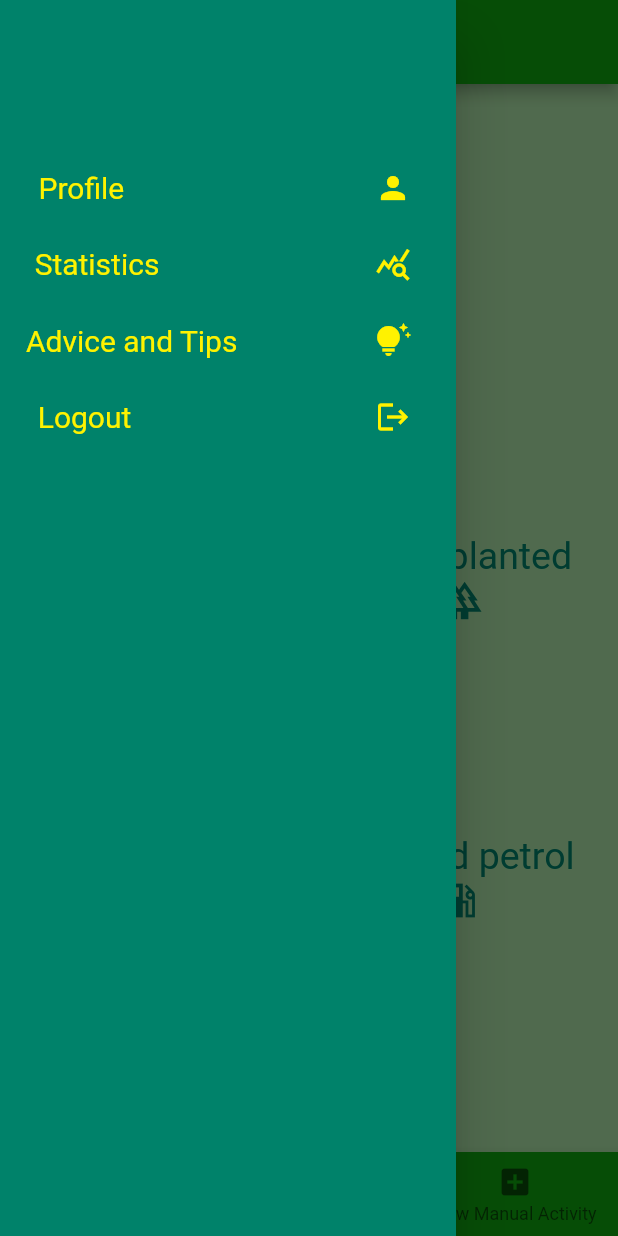
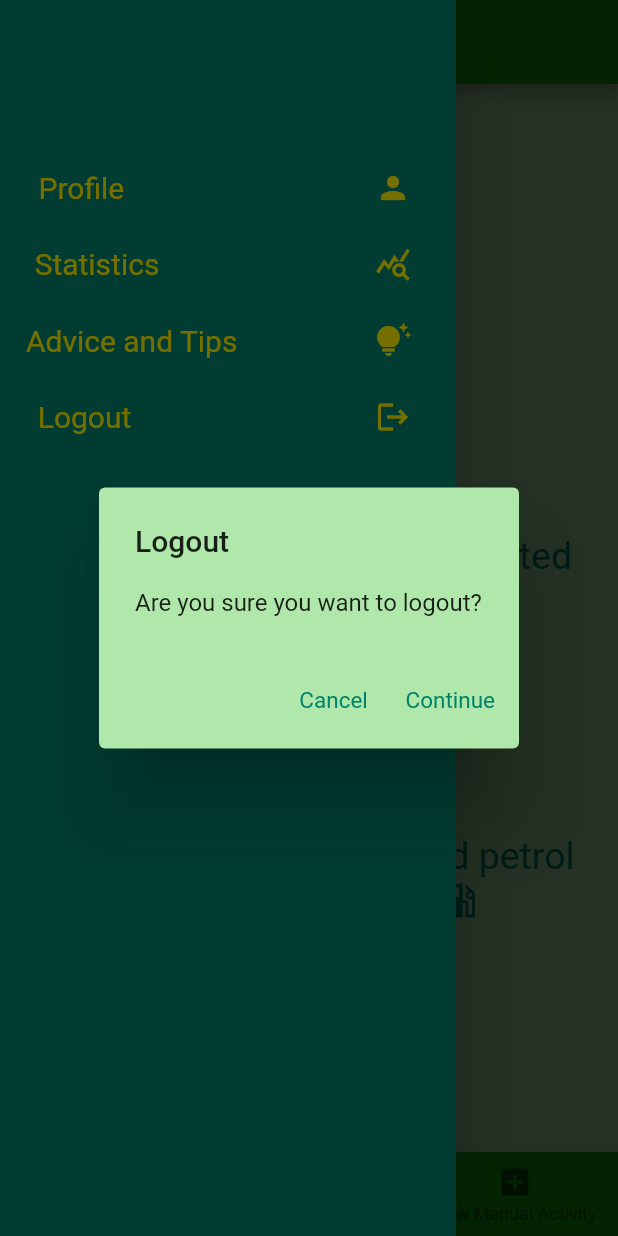
Before and after one commit to AndreaCorrado00/My_project, a Flutter app: the HomePageState screen opened directly, in the side drawer, after a tap on "Logout", on a phone screen of 412 x 824 dp. Run offline on Flutter 3.47's test engine with Material 2 defaults, Android fonts, the phone set to English and light mode, and no system bars; our stand-ins replace flutter_login; Roboto replaces fonts that are missing (Quicksand).

Commit message:
Handled logout

```diff
--- a/my_project/lib/screens/AddActivity.dart
+++ b/my_project/lib/screens/AddActivity.dart
@@ -69,15 +69,15 @@ class AddActivity extends State<AddActivityState> {
             print(index);
             //if(index!=1){index=1;}
 
-                  Navigator.push(context,MaterialPageRoute(builder: (context) => HomePageState()));
+                  Navigator.of(context).pushReplacement(MaterialPageRoute(builder: (context) => const HomePageState ()));
               //break;
             case 1:
-                Navigator.push(context,MaterialPageRoute(builder: (context) => CurrentTargetState()));
+                Navigator.of(context).pushReplacement(MaterialPageRoute(builder: (context) => const CurrentTargetState ()));
 
               //break;
             case 2:
               if(index!=2){
-                  Navigator.push(context,MaterialPageRoute(builder: (context) => AddActivityState()));
+                  Navigator.of(context).pushReplacement(MaterialPageRoute(builder: (context) => const AddActivityState ()));
                 } else{print('still in the AddActivityPage ');}
               //if(index!=1){index=1;}
               // Probably in this case you have to put an if: if the index is not pointing the home and you are in the case of the home, return to home
--- a/my_project/lib/screens/CurrentTarget.dart
+++ b/my_project/lib/screens/CurrentTarget.dart
@@ -67,15 +67,15 @@ int _selectedIndex = 1;
 
             case 0:
 
-                  Navigator.push(context,MaterialPageRoute(builder: (context) => HomePageState()));
+                  Navigator.of(context).pushReplacement(MaterialPageRoute(builder: (context) => const HomePageState ()));
             case 1:
             if(index!=1){
-                  Navigator.push(context,MaterialPageRoute(builder: (context) => CurrentTargetState()));
+                  Navigator.of(context).pushReplacement(MaterialPageRoute(builder: (context) => const CurrentTargetState ()));
               } else{print('still in the AddActivityPage ');}
 
               //break;
             case 2:
-            Navigator.push(context,MaterialPageRoute(builder: (context) => AddActivityState()));
+            Navigator.of(context).pushReplacement(MaterialPageRoute(builder: (context) => const AddActivityState ()));
               //if(index!=1){index=1;}
               // Probably in this case you have to put an if: if the index is not pointing the home and you are in the case of the home, return to home
               break;
--- a/my_project/lib/screens/HomePage.dart
+++ b/my_project/lib/screens/HomePage.dart
@@ -3,9 +3,9 @@
 import 'package:flutter/material.dart';
 import 'package:my_project/screens/AddActivity.dart';
 import 'package:my_project/screens/CurrentTarget.dart';
+import 'package:my_project/screens/LoginPage.dart';
 import 'package:my_project/screens/ProfileScreen.dart';
 import 'package:my_project/screens/constants.dart';
-import 'package:profile/profile.dart';
 
 
 class HomePageState extends StatefulWidget {
@@ -32,6 +32,15 @@ class HomePage extends State<HomePageState>{
                         fontSize: 25.0,
                         color:secondaryColor,
                       );
+
+    static final _TextButtonStyle_Alert=TextButton.styleFrom(
+                foregroundColor: secondaryColor,
+                shadowColor: secondarylightColor,
+                textStyle: const TextStyle(
+                fontFamily: myfontFamily,
+                fontSize: 15.0,
+
+              ));
 
 
   static const routename = 'Homepage';
@@ -106,7 +115,7 @@ class HomePage extends State<HomePageState>{
               children: [
                 TextButton(
                 style: _TextButtonStyle_Drawer,
-              onPressed: () { },
+              onPressed: (){_OnLogoutTapConfirm(context);},
               child: const Text('Logout'),),
               Icon(
                   IconData(0xe3b3, fontFamily: 'MaterialIcons'),
@@ -126,7 +135,7 @@ class HomePage extends State<HomePageState>{
 
           children: [
 
-            SizedBox(height: 300,),
+            SizedBox(height: 300),
             Row(
                mainAxisAlignment: MainAxisAlignment.center,
                children: [
@@ -214,17 +223,17 @@ class HomePage extends State<HomePageState>{
             case 0:
             print(index);
                 if(index!=0){
-                  Navigator.push(context,MaterialPageRoute(builder: (context) => HomePageState()));
+                  Navigator.of(context).pushReplacement(MaterialPageRoute(builder: (context) => const HomePageState ()));
                 } else{print('still in the homepage ');}
 
               //break;
             case 1:
-              Navigator.push(context,MaterialPageRoute(builder: (context) => CurrentTargetState()));
+              Navigator.of(context).pushReplacement(MaterialPageRoute(builder: (context) => const CurrentTargetState ()));
 
               //break;
             case 2:
 
-              Navigator.push(context,MaterialPageRoute(builder: (context) => AddActivityState()));
+              Navigator.of(context).pushReplacement(MaterialPageRoute(builder: (context) => const AddActivityState ()));
               // Probably in this case you have to put an if: if the index is not pointing the home and you are in the case of the home, return to home
               break;
               }
@@ -246,4 +255,40 @@ class HomePage extends State<HomePageState>{
     //floatingActionButtonLocation:FloatingActionButtonLocation.endFloat,
     );
   } //build
-} //HomePage
+
+
+
+
+void _OnLogoutTapConfirm(BuildContext context) {
+  // set up the buttons
+  Widget cancelButton = TextButton(
+    child: Text("Cancel"),
+    onPressed:  () { Navigator.push(context,MaterialPageRoute(builder: (context) => HomePageState()));},
+    style: _TextButtonStyle_Alert ,
+
+  );
+  Widget continueButton = TextButton(
+    child: Text("Continue"),
+    onPressed:  (){Navigator.of(context).pushReplacement(MaterialPageRoute(builder: (context) => const LoginPage ()));},
+    style: _TextButtonStyle_Alert ,
+  );
+  // set up the AlertDialog
+  AlertDialog alert = AlertDialog(
+    title: Text("Logout"),
+    content: Text("Are you sure you want to logout?"),
+    actions: [
+      cancelButton,
+      continueButton,
+    ],
+    backgroundColor: primaryLightColor,
+  );
+  // show the dialog
+  showDialog(
+    context: context,
+    builder: (BuildContext context) {
+      return alert;
+    },
+  );
+
+}
+}//HomePage
```
Also changed, not shown: my_project/assets/Database/Database.dart (added), 1 other file.
